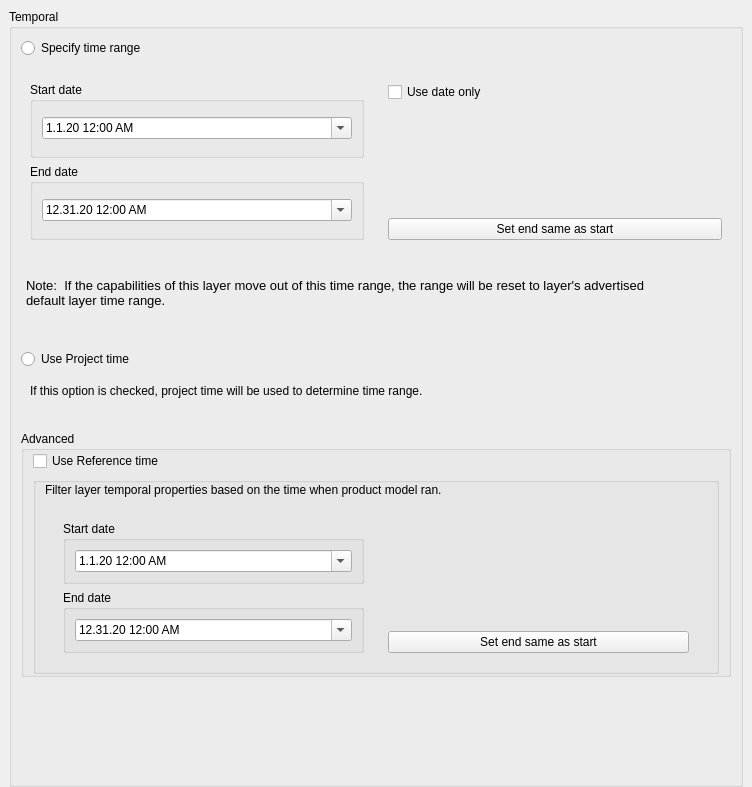
carsmie/QGIS, file src/ui/raster/qgsrasterlayertemporalpropertieswidgetbase.ui: the form before one commit.
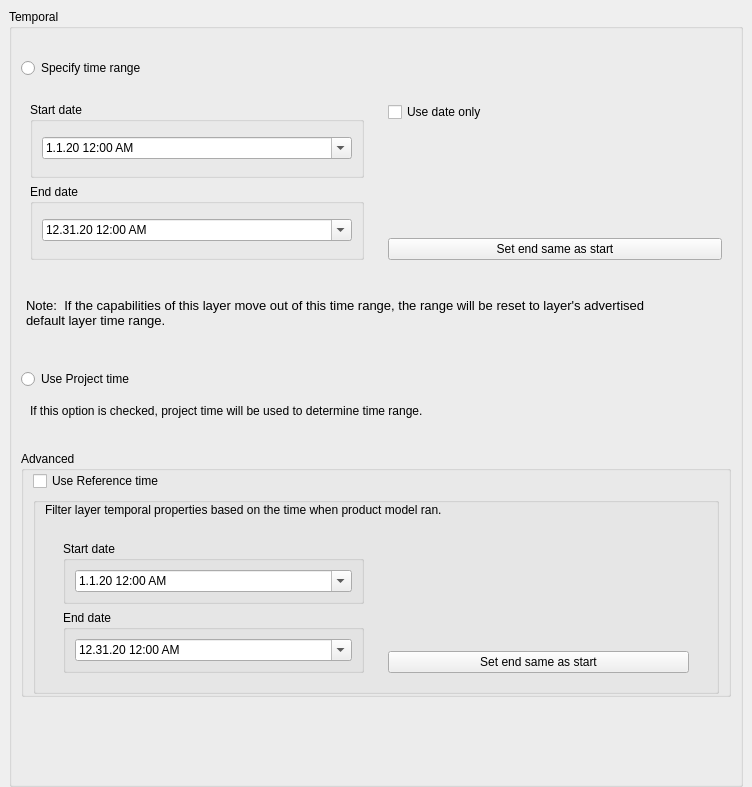
The form after the commit. Custom widgets are drawn as their Qt base class.

Commit message: added current layer range label

What changed in the file:
```diff
--- a/src/ui/raster/qgsrasterlayertemporalpropertieswidgetbase.ui
+++ b/src/ui/raster/qgsrasterlayertemporalpropertieswidgetbase.ui
@@ -57,7 +57,7 @@
          </property>
          <property name="styleSheet">
           <string notr="true">QgsCollapsibleGroupBoxBasic::title, QgsCollapsibleGroupBox::title {  subcontrol-origin: margin;  subcontrol-position: top left;  margin-left: 20px;  margin-right: 5px;  left: 0px;  top: 1px;}QgsCollapsibleGroupBoxBasic::title, QgsCollapsibleGroupBox::title {  subcontrol-origin: margin;  subcontrol-position: top left;  margin-left: 20px;  margin-right: 5px;  left: 0px;  top: 1px;}QgsCollapsibleGroupBoxBasic::title, QgsCollapsibleGroupBox::title {  subcontrol-origin: margin;  subcontrol-position: top left;  margin-left: 20px;  margin-right: 5px;  left: 0px;  top: 1px;}QgsCollapsibleGroupBoxBasic::title, QgsCollapsibleGroupBox::title {  subcontrol-origin: margin;  subcontrol-position: top left;  margin-left: 20px;  margin-right: 5px;  left: 0px;  top: 1px;}
-background: white;QgsCollapsibleGroupBoxBasic::title, QgsCollapsibleGroupBox::title {  subcontrol-origin: margin;  subcontrol-position: top left;  margin-left: 20px;  margin-right: 5px;  left: 0px;  top: 1px;}QgsCollapsibleGroupBoxBasic::title, QgsCollapsibleGroupBox::title {  subcontrol-origin: margin;  subcontrol-position: top left;  margin-left: 20px;  margin-right: 5px;  left: 0px;  top: 1px;}QgsCollapsibleGroupBoxBasic::title, QgsCollapsibleGroupBox::title {  subcontrol-origin: margin;  subcontrol-position: top left;  margin-left: 20px;  margin-right: 5px;  left: 0px;  top: 1px;}QgsCollapsibleGroupBoxBasic::title, QgsCollapsibleGroupBox::title {  subcontrol-origin: margin;  subcontrol-position: top left;  margin-left: 20px;  margin-right: 5px;  left: 0px;  top: 1px;}QgsCollapsibleGroupBoxBasic::title, QgsCollapsibleGroupBox::title {  subcontrol-origin: margin;  subcontrol-position: top left;  margin-left: 20px;  margin-right: 5px;  left: 0px;  top: 1px;}QgsCollapsibleGroupBoxBasic::title, QgsCollapsibleGroupBox::title {  subcontrol-origin: margin;  subcontrol-position: top left;  margin-left: 20px;  margin-right: 5px;  left: 0px;  top: 1px;}QgsCollapsibleGroupBoxBasic::title, QgsCollapsibleGroupBox::title {  subcontrol-origin: margin;  subcontrol-position: top left;  margin-left: 20px;  margin-right: 5px;  left: 0px;  top: 1px;}QgsCollapsibleGroupBoxBasic::title, QgsCollapsibleGroupBox::title {  subcontrol-origin: margin;  subcontrol-position: top left;  margin-left: 20px;  margin-right: 5px;  left: 0px;  top: 1px;}</string>
+background: white;QgsCollapsibleGroupBoxBasic::title, QgsCollapsibleGroupBox::title {  subcontrol-origin: margin;  subcontrol-position: top left;  margin-left: 20px;  margin-right: 5px;  left: 0px;  top: 1px;}QgsCollapsibleGroupBoxBasic::title, QgsCollapsibleGroupBox::title {  subcontrol-origin: margin;  subcontrol-position: top left;  margin-left: 20px;  margin-right: 5px;  left: 0px;  top: 1px;}QgsCollapsibleGroupBoxBasic::title, QgsCollapsibleGroupBox::title {  subcontrol-origin: margin;  subcontrol-position: top left;  margin-left: 20px;  margin-right: 5px;  left: 0px;  top: 1px;}QgsCollapsibleGroupBoxBasic::title, QgsCollapsibleGroupBox::title {  subcontrol-origin: margin;  subcontrol-position: top left;  margin-left: 20px;  margin-right: 5px;  left: 0px;  top: 1px;}QgsCollapsibleGroupBoxBasic::title, QgsCollapsibleGroupBox::title {  subcontrol-origin: margin;  subcontrol-position: top left;  margin-left: 20px;  margin-right: 5px;  left: 0px;  top: 1px;}QgsCollapsibleGroupBoxBasic::title, QgsCollapsibleGroupBox::title {  subcontrol-origin: margin;  subcontrol-position: top left;  margin-left: 20px;  margin-right: 5px;  left: 0px;  top: 1px;}QgsCollapsibleGroupBoxBasic::title, QgsCollapsibleGroupBox::title {  subcontrol-origin: margin;  subcontrol-position: top left;  margin-left: 20px;  margin-right: 5px;  left: 0px;  top: 1px;}QgsCollapsibleGroupBoxBasic::title, QgsCollapsibleGroupBox::title {  subcontrol-origin: margin;  subcontrol-position: top left;  margin-left: 20px;  margin-right: 5px;  left: 0px;  top: 1px;}QgsCollapsibleGroupBoxBasic::title, QgsCollapsibleGroupBox::title {  subcontrol-origin: margin;  subcontrol-position: top left;  margin-left: 20px;  margin-right: 5px;  left: 0px;  top: 1px;}</string>
          </property>
          <property name="title">
           <string>Temporal</string>
@@ -93,6 +93,13 @@
              <number>0</number>
             </property>
             <layout class="QVBoxLayout" name="verticalLayout_11">
+             <item>
+              <widget class="QLabel" name="mRangeLabel">
+               <property name="text">
+                <string/>
+               </property>
+              </widget>
+             </item>
              <item>
               <widget class="QRadioButton" name="mLayerRadioButton">
                <property name="text">
```
The commit also changes 5 other files.
